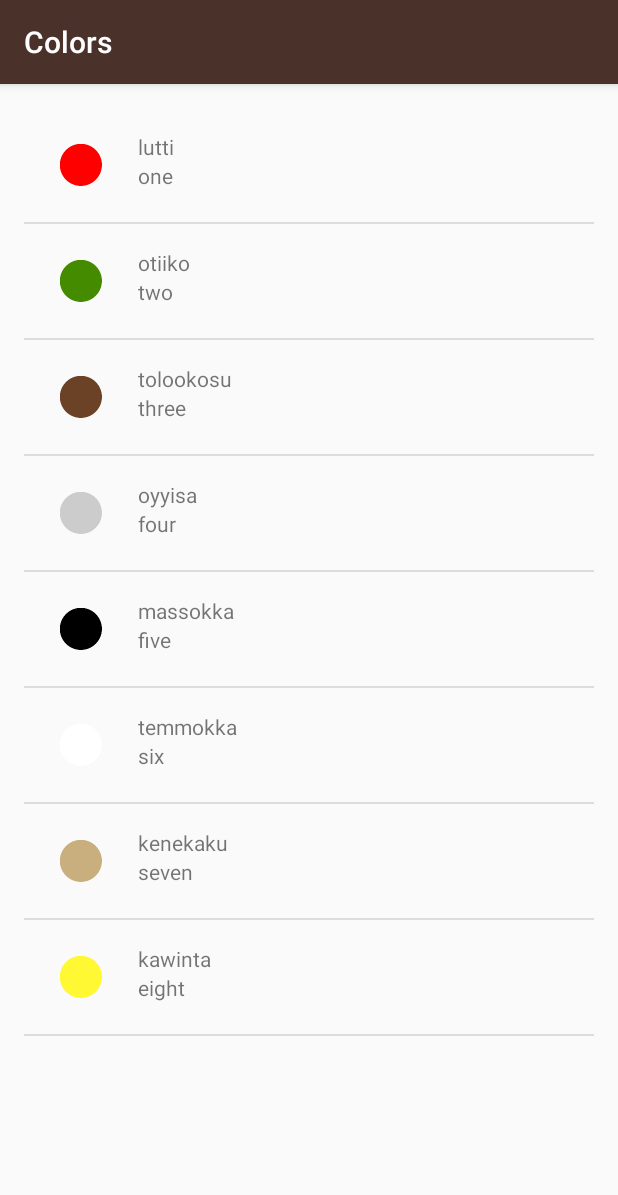
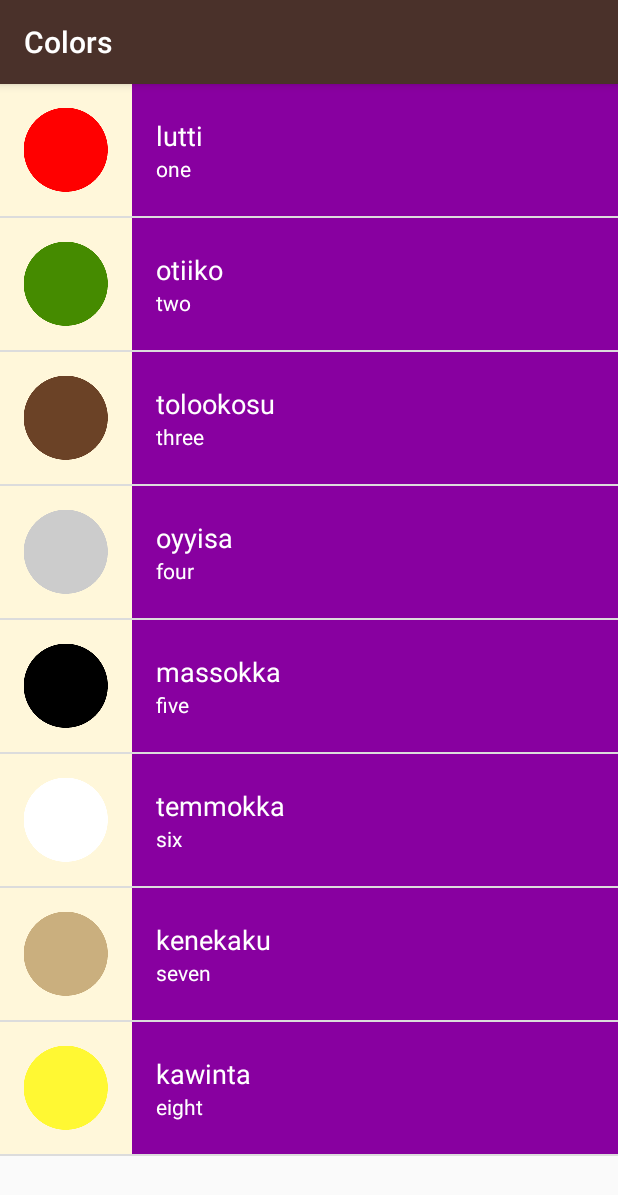
Before and after one commit to samraj2k/Miwok, an Android app: the Colors screen opened directly, with no data from a screen before it, on a phone screen of 412 x 824 dp. Shown: the top 1195 px of the screen. Run offline under Robolectric (Android 15) with nearby library versions, the phone set to English and light mode, and no system bars.

Commit message:
visual polish

```diff
--- a/app/src/main/java/com/grobo/miwok1/Colors.java
+++ b/app/src/main/java/com/grobo/miwok1/Colors.java
@@ -24,7 +24,8 @@ public class Colors extends AppCompatActivity {
         words.add(new Word("eight", "kawinta", R.drawable.color_mustard_yellow));
 
         ListView numbersListView = (ListView) findViewById(R.id.numbersListView);
-        WordAdapter adapter = new WordAdapter(this, words);
+
+        WordAdapter adapter = new WordAdapter(this, words, R.color.category_colors);
         numbersListView.setAdapter(adapter);
     }
 }
--- a/app/src/main/java/com/grobo/miwok1/FamilyMembers.java
+++ b/app/src/main/java/com/grobo/miwok1/FamilyMembers.java
@@ -26,7 +26,8 @@ public class FamilyMembers extends AppCompatActivity {
         words.add(new Word("ten", "na'aacha", R.drawable.family_grandmother));
 
         ListView numbersListView = (ListView) findViewById(R.id.numbersListView);
-        WordAdapter adapter = new WordAdapter(this, words);
+
+        WordAdapter adapter = new WordAdapter(this, words, R.color.category_family);
         numbersListView.setAdapter(adapter);
     }
 }
--- a/app/src/main/java/com/grobo/miwok1/Numbers.java
+++ b/app/src/main/java/com/grobo/miwok1/Numbers.java
@@ -26,7 +26,8 @@ public class Numbers extends AppCompatActivity {
         words.add(new Word("ten", "na'aacha", R.drawable.number_ten));
 
         ListView numbersListView = (ListView) findViewById(R.id.numbersListView);
-        WordAdapter adapter = new WordAdapter(this, words);
+
+        WordAdapter adapter = new WordAdapter(this, words, R.color.category_numbers);
         numbersListView.setAdapter(adapter);
 
     }
--- a/app/src/main/java/com/grobo/miwok1/Phrases.java
+++ b/app/src/main/java/com/grobo/miwok1/Phrases.java
@@ -26,7 +26,8 @@ public class Phrases extends AppCompatActivity {
         words.add(new Word("ten", "na'aacha"));
 
         ListView numbersListView = (ListView) findViewById(R.id.numbersListView);
-        WordAdapter adapter = new WordAdapter(this, words);
+
+        WordAdapter adapter = new WordAdapter(this, words, R.color.category_phrases);
         numbersListView.setAdapter(adapter);
     }
 }
--- a/app/src/main/java/com/grobo/miwok1/WordAdapter.java
+++ b/app/src/main/java/com/grobo/miwok1/WordAdapter.java
@@ -1,6 +1,8 @@
 package com.grobo.miwok1;
 
 import android.app.Activity;
+import android.support.annotation.DrawableRes;
+import android.support.v4.content.ContextCompat;
 import android.view.LayoutInflater;
 import android.view.View;
 import android.view.ViewGroup;
@@ -12,8 +14,11 @@ import java.util.ArrayList;
 
 public class WordAdapter extends ArrayAdapter<Word> {
 
-    public WordAdapter(Activity context, ArrayList<Word> words){
+    private int colorResource;
+
+    public WordAdapter(Activity context, ArrayList<Word> words, int colorInput){
         super(context, 0, words);
+        colorResource = colorInput;
     }
 
     @Override
@@ -26,6 +31,7 @@ public class WordAdapter extends ArrayAdapter<Word> {
 
         Word currentWord = getItem(position);
 
+
         TextView miwokTextView = (TextView) listItemView.findViewById(R.id.miwok_text_view);
         miwokTextView.setText(currentWord.getMiwokTranslation());
 
@@ -33,13 +39,14 @@ public class WordAdapter extends ArrayAdapter<Word> {
         defaultTextView.setText(currentWord.getDefaultTranslation());
 
         ImageView imageDisplayView = (ImageView) listItemView.findViewById(R.id.image_display);
-
         if(currentWord.hasImage()) {
             imageDisplayView.setImageResource(currentWord.getImageResourceId());
             imageDisplayView.setVisibility(View.VISIBLE);
-        } else {
-            imageDisplayView.setVisibility(View.GONE);
-        }
+        } else  imageDisplayView.setVisibility(View.GONE);
+
+        View textContainer = listItemView.findViewById(R.id.text_container);
+        int color = ContextCompat.getColor(getContext(), colorResource);
+        textContainer.setBackgroundColor(color);
 
         return listItemView;
     }
--- a/app/src/main/res/layout/activity_main.xml
+++ b/app/src/main/res/layout/activity_main.xml
@@ -13,8 +13,7 @@
         android:id="@+id/numbers"
         style="@style/CategoryStyle"
         android:background="@color/category_numbers"
-        android:text="@string/category_numbers"
-        android:onClick="openNumbersList"/>
+        android:text="@string/category_numbers" />
 
     <TextView
         android:id="@+id/family"
--- a/app/src/main/res/layout/list_item.xml
+++ b/app/src/main/res/layout/list_item.xml
@@ -4,32 +4,40 @@
     android:layout_width="match_parent"
     android:layout_height="match_parent"
     android:orientation="horizontal"
-    android:padding="16dp">
+    android:minHeight="@dimen/list_item_height"
+    android:background="@color/tan_background">
 
     <ImageView
         android:id="@+id/image_display"
-        android:layout_width="44dp"
-        android:layout_height="44dp"
-        tools:src="@mipmap/ic_launcher" />
+        android:layout_width="@dimen/list_item_height"
+        android:layout_height="@dimen/list_item_height" />
 
     <LinearLayout
-        android:layout_width="wrap_content"
+        android:layout_width="match_parent"
         android:layout_height="wrap_content"
         android:orientation="vertical"
-        android:paddingLeft="16dp">
+        android:paddingLeft="16dp"
+        android:minHeight="@dimen/list_item_height"
+        android:id="@+id/text_container">
 
         <TextView
             android:id="@+id/miwok_text_view"
             android:layout_width="match_parent"
-            android:layout_height="wrap_content"
+            android:layout_height="0dp"
+            android:layout_weight="1"
+            android:gravity="bottom"
             tools:text="lutti"
-            />
+            android:textAppearance="?android:textAppearanceMedium"
+            android:textColor="@android:color/white"/>
 
         <TextView
             android:id="@+id/default_text_view"
             android:layout_width="match_parent"
-            android:layout_height="wrap_content"
-            tools:text="one" />
+            android:layout_height="0dp"
+            android:layout_weight="1"
+            android:gravity="top"
+            tools:text="one"
+            android:textColor="@android:color/white"/>
 
     </LinearLayout>
 
--- a/app/src/main/res/layout/word_list.xml
+++ b/app/src/main/res/layout/word_list.xml
@@ -1,19 +1,8 @@
 <?xml version="1.0" encoding="utf-8"?>
-<LinearLayout xmlns:android="http://schemas.android.com/apk/res/android"
-    xmlns:tools="http://schemas.android.com/tools"
-    android:layout_width="match_parent"
+
+<ListView android:layout_width="match_parent"
     android:layout_height="match_parent"
-    tools:context=".Numbers"
-    android:orientation="vertical"
-    android:id="@+id/rootView">
+    android:id="@+id/numbersListView"
+    xmlns:android="http://schemas.android.com/apk/res/android" >
 
-    <ListView
-        android:layout_width="match_parent"
-        android:layout_height="match_parent"
-        android:id="@+id/numbersListView"
-        android:paddingBottom="@dimen/activity_vertical_margin"
-        android:paddingLeft="@dimen/activity_horizontal_margin"
-        android:paddingRight="@dimen/activity_horizontal_margin"
-        android:paddingTop="@dimen/activity_vertical_margin"/>
-
-</LinearLayout>
+</ListView>
--- a/app/src/main/res/values/styles.xml
+++ b/app/src/main/res/values/styles.xml
@@ -15,5 +15,6 @@
         <item name="android:textColor">@android:color/white</item>
         <item name="android:textStyle">bold</item>
         <item name="android:textAppearance">?android:textAppearanceMedium</item>
+        <item name="android:textSize">18sp</item>
     </style>
 </resources>
```
Also changed, not shown: app/src/main/res/values-w820dp/dimens.xml (deleted, +0 -20 lines), app/src/main/res/values/dimens.xml (+0 -17 lines).
